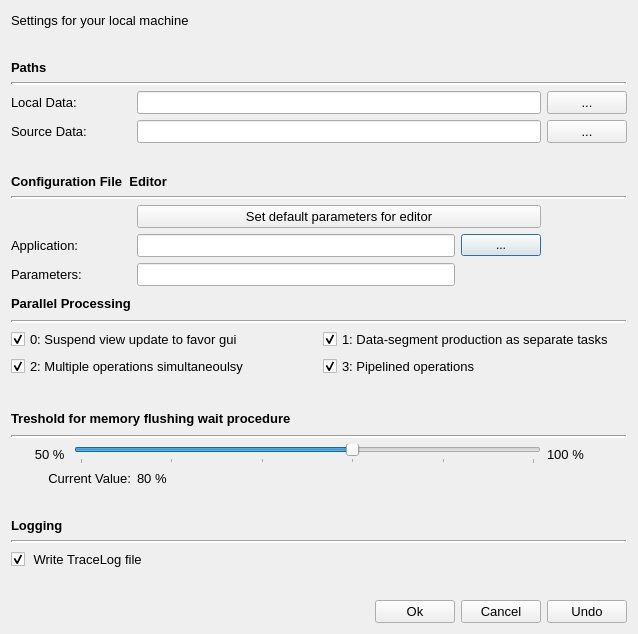
Above: qtgui/exe/res/ui/DmsLocalMachineOptionsWindow.ui from ObjectVision/GeoDMS before the change. Below: the same form after it.
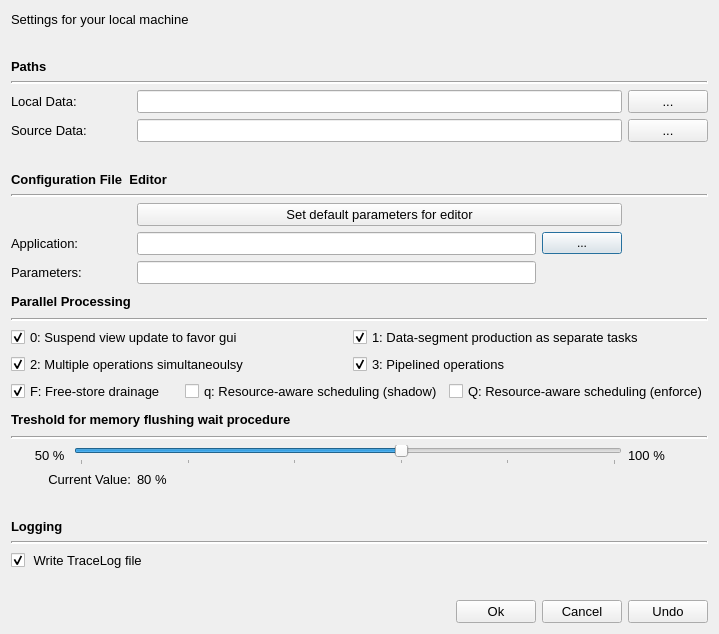
That is the form after the change. Icons and pictures are not drawn.

Commit message: GUI: check boxes for free-store drainage and resource-aware scheduling

```diff
--- a/qtgui/exe/res/ui/DmsLocalMachineOptionsWindow.ui
+++ b/qtgui/exe/res/ui/DmsLocalMachineOptionsWindow.ui
@@ -242,11 +242,76 @@
        </property>
       </widget>
      </item>
-     <item row="16" column="0">
-      <widget class="QLabel" name="label_4">
-       <property name="text">
-        <string/>
-       </property>
+     <item row="16" column="0" colspan="11">
+      <widget class="QWidget" name="m_pp_scheduling_row" native="true">
+       <layout class="QHBoxLayout" name="m_pp_scheduling_layout">
+        <property name="leftMargin">
+         <number>0</number>
+        </property>
+        <property name="topMargin">
+         <number>0</number>
+        </property>
+        <property name="rightMargin">
+         <number>0</number>
+        </property>
+        <property name="bottomMargin">
+         <number>0</number>
+        </property>
+        <item>
+         <widget class="QCheckBox" name="m_ppF">
+          <property name="font">
+           <font>
+            <pointsize>10</pointsize>
+           </font>
+          </property>
+          <property name="toolTip">
+           <string>&lt;html&gt;&lt;head/&gt;&lt;body&gt;&lt;p&gt;&lt;span style=&quot; font-weight:600;&quot;&gt;F: Free-store drainage&lt;/span&gt; (command line /SF, /CF; registry MemoryDrainage)&lt;/p&gt;&lt;p&gt;Hands freed memory blocks back to the operating system once RAM use passes the memory flushing treshold, instead of keeping them in the free store for re-use. Lowers the committed memory of a long calculation at the cost of some allocation work.&lt;/p&gt;&lt;p&gt;On by default.&lt;/p&gt;&lt;/body&gt;&lt;/html&gt;</string>
+          </property>
+          <property name="text">
+           <string>F: Free-store drainage</string>
+          </property>
+          <property name="checked">
+           <bool>true</bool>
+          </property>
+         </widget>
+        </item>
+        <item>
+         <widget class="QCheckBox" name="m_ppQs">
+          <property name="font">
+           <font>
+            <pointsize>10</pointsize>
+           </font>
+          </property>
+          <property name="toolTip">
+           <string>&lt;html&gt;&lt;head/&gt;&lt;body&gt;&lt;p&gt;&lt;span style=&quot; font-weight:600;&quot;&gt;q: Resource-aware scheduling, shadow mode&lt;/span&gt; (command line /Sq; registry ResourceAwareScheduling = 1)&lt;/p&gt;&lt;p&gt;Predicts the memory footprint of every operation and reports which ones would be withheld, but never actually withholds any. Use it to measure the quality of the estimates at no risk to the run.&lt;/p&gt;&lt;p&gt;Mutually exclusive with enforce mode.&lt;/p&gt;&lt;/body&gt;&lt;/html&gt;</string>
+          </property>
+          <property name="text">
+           <string>q: Resource-aware scheduling (shadow)</string>
+          </property>
+          <property name="checked">
+           <bool>false</bool>
+          </property>
+         </widget>
+        </item>
+        <item>
+         <widget class="QCheckBox" name="m_ppQe">
+          <property name="font">
+           <font>
+            <pointsize>10</pointsize>
+           </font>
+          </property>
+          <property name="toolTip">
+           <string>&lt;html&gt;&lt;head/&gt;&lt;body&gt;&lt;p&gt;&lt;span style=&quot; font-weight:600;&quot;&gt;Q: Resource-aware scheduling, enforce mode&lt;/span&gt; (command line /SQ; registry ResourceAwareScheduling = 2)&lt;/p&gt;&lt;p&gt;Defers an operation whose predicted footprint does not fit the remaining budget until memory comes free. The budget is the memory flushing treshold percentage of the allowed RAM.&lt;/p&gt;&lt;p&gt;Mutually exclusive with shadow mode.&lt;/p&gt;&lt;/body&gt;&lt;/html&gt;</string>
+          </property>
+          <property name="text">
+           <string>Q: Resource-aware scheduling (enforce)</string>
+          </property>
+          <property name="checked">
+           <bool>false</bool>
+          </property>
+         </widget>
+        </item>
+       </layout>
       </widget>
      </item>
      <item row="5" column="2" colspan="8">
```
The commit also changes 2 other files.
